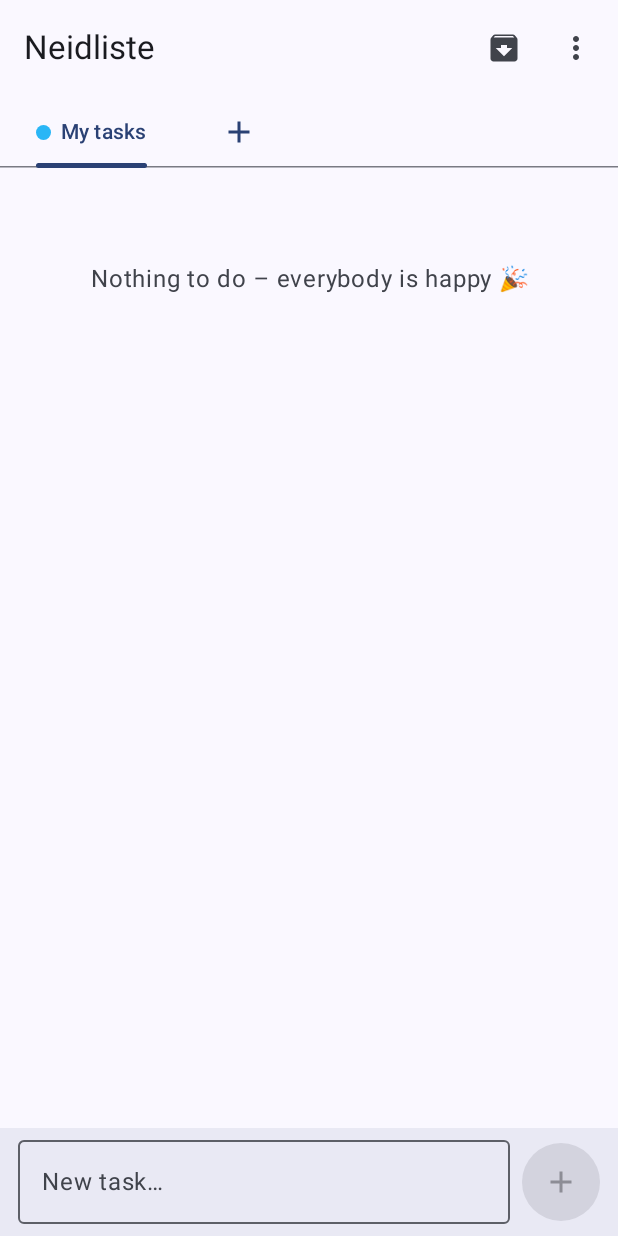
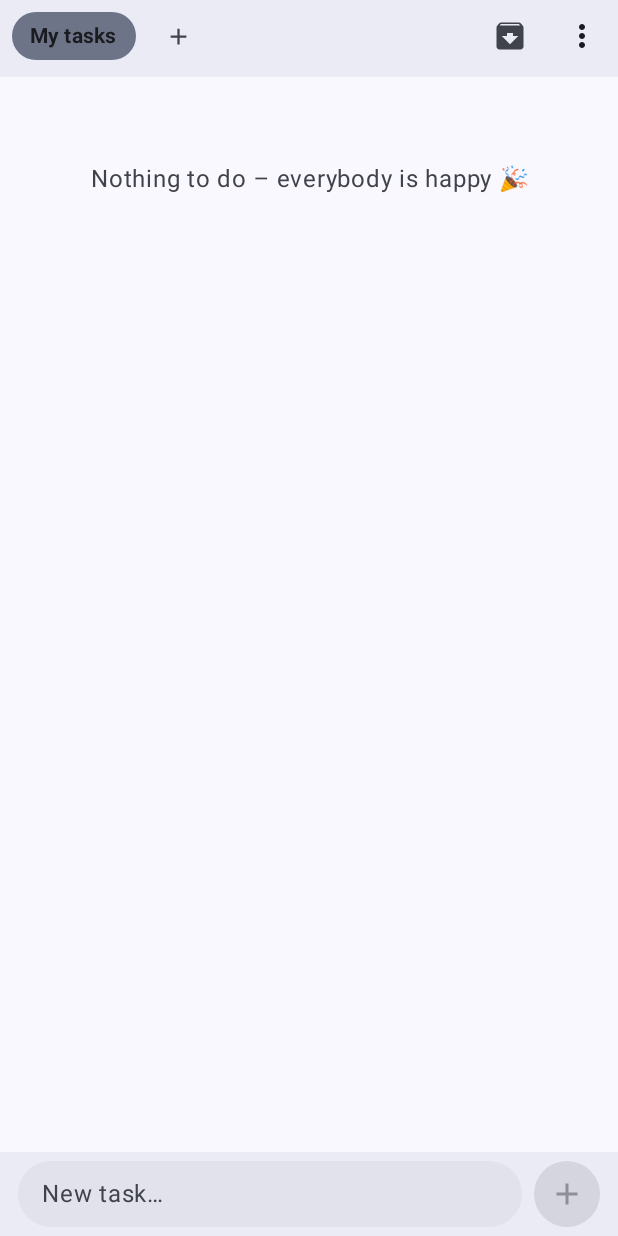
Before and after one commit to TimKroeger13/Envylist, an Android app built with Jetpack Compose: the screen it shows after launch (MainActivity), on a phone screen of 412 x 824 dp. Run offline under Robolectric (Android 15) with nearby library versions, the phone set to English and light mode, and no system bars; our stand-ins replace Room's generated code; libraries missing offline, so code that uses them is left out: androidx.glance, androidx.glance.appwidget, sh.calvin.reorderable; 1 statement that could not run was skipped.

Commit message:
Calmer look: urgency-only colours, compact header, smooth close glow
- Rows use a neutral base colour; only envy level tints them (yellow/orange/red)
- Header is one slim row of list chips with done/total, thin progress line
- Slim pill input for new tasks
- Close checkbox: single soft light-up instead of pulsing
- A task that is itself at objection level can be finished without objections
- Debug-only broadcast receiver for scripted tests (umlauts, thresholds)

Co-Authored-By: Claude Opus 5.5 <noreply@anthropic.com>

```diff
--- a/app/src/main/java/app/neidliste/domain/EnvyEngine.kt
+++ b/app/src/main/java/app/neidliste/domain/EnvyEngine.kt
@@ -39,6 +39,9 @@ object EnvyEngine {
      */
     fun objector(taskId: Long, tasks: List<TaskItem>, settings: EnvySettings): TaskItem? {
         if (!settings.enabled) return null
+        // Finishing a task that is itself at objection level is always fine: nobody complains.
+        val self = tasks.firstOrNull { it.id == taskId }
+        if (self != null && self.envy >= settings.objection) return null
         return tasks
             .filter { it.id != taskId && it.status != TaskStatus.DONE && it.envy >= settings.objection }
             .sortedWith(compareByDescending<TaskItem> { it.envy }.thenBy { it.position })
--- a/app/src/main/java/app/neidliste/ui/main/BoardScreen.kt
+++ b/app/src/main/java/app/neidliste/ui/main/BoardScreen.kt
@@ -23,11 +23,14 @@ import androidx.compose.foundation.layout.imePadding
 import androidx.compose.foundation.layout.navigationBarsPadding
 import androidx.compose.foundation.layout.padding
 import androidx.compose.foundation.layout.size
+import androidx.compose.foundation.layout.statusBarsPadding
 import androidx.compose.foundation.layout.width
 import androidx.compose.foundation.lazy.LazyColumn
+import androidx.compose.foundation.lazy.LazyRow
 import androidx.compose.foundation.lazy.items
 import androidx.compose.foundation.lazy.rememberLazyListState
 import androidx.compose.foundation.shape.CircleShape
+import androidx.compose.foundation.text.BasicTextField
 import androidx.compose.foundation.text.KeyboardActions
 import androidx.compose.foundation.text.KeyboardOptions
 import androidx.compose.material3.AlertDialog
@@ -40,13 +43,10 @@ import androidx.compose.material3.IconButton
 import androidx.compose.material3.LinearProgressIndicator
 import androidx.compose.material3.MaterialTheme
 import androidx.compose.material3.OutlinedTextField
-import androidx.compose.material3.PrimaryScrollableTabRow
 import androidx.compose.material3.Scaffold
 import androidx.compose.material3.Surface
-import androidx.compose.material3.Tab
 import androidx.compose.material3.Text
 import androidx.compose.material3.TextButton
-import androidx.compose.material3.TopAppBar
 import androidx.compose.runtime.Composable
 import androidx.compose.runtime.LaunchedEffect
 import androidx.compose.runtime.getValue
@@ -58,11 +58,13 @@ import androidx.compose.ui.Modifier
 import androidx.compose.ui.draw.clip
 import androidx.compose.ui.draw.shadow
 import androidx.compose.ui.graphics.Color
+import androidx.compose.ui.graphics.SolidColor
 import androidx.compose.ui.hapticfeedback.HapticFeedbackType
 import androidx.compose.ui.platform.LocalContext
 import androidx.compose.ui.platform.LocalHapticFeedback
 import androidx.compose.ui.res.painterResource
 import androidx.compose.ui.res.stringResource
+import androidx.compose.ui.text.font.FontWeight
 import androidx.compose.ui.text.input.ImeAction
 import androidx.compose.ui.text.input.KeyboardCapitalization
 import androidx.compose.ui.text.style.TextAlign
@@ -101,10 +103,21 @@ fun BoardScreen(viewModel: MainViewModel, onOpenArchive: () -> Unit, onOpenSetti
 
     Scaffold(
         topBar = {
-            Column {
-                TopAppBar(
-                    title = { Text(stringResource(R.string.app_name)) },
-                    actions = {
+            // One compact row: list chips on the left, actions on the right, thin progress line below.
+            Surface(tonalElevation = 2.dp) {
+                Column(Modifier.statusBarsPadding()) {
+                    Row(
+                        verticalAlignment = Alignment.CenterVertically,
+                        modifier = Modifier.fillMaxWidth().height(48.dp).padding(start = 8.dp),
+                    ) {
+                        ListChips(
+                            lists = lists,
+                            selected = selected,
+                            board = board,
+                            onSelect = viewModel::select,
+                            onNew = { listDialog = ListDialog.New },
+                            modifier = Modifier.weight(1f),
+                        )
                         val b = board
                         if (b != null && b.doneCount > 0) {
                             IconButton(onClick = viewModel::closeAllDone) {
@@ -116,7 +129,11 @@ fun BoardScreen(viewModel: MainViewModel, onOpenArchive: () -> Unit, onOpenSetti
                             }
                         }
                         IconButton(onClick = onOpenArchive) {
-                            Icon(painterResource(R.drawable.ic_archive), contentDescription = stringResource(R.string.archive))
+                            Icon(
+                                painterResource(R.drawable.ic_archive),
+                                contentDescription = stringResource(R.string.archive),
+                                tint = MaterialTheme.colorScheme.onSurfaceVariant,
+                            )
                         }
                         OverflowMenu(
                             onNewList = { listDialog = ListDialog.New },
@@ -126,14 +143,9 @@ fun BoardScreen(viewModel: MainViewModel, onOpenArchive: () -> Unit, onOpenSetti
                             onAddWidget = { selected?.let { requestPinWidget(context, it) } },
                             onSettings = onOpenSettings,
                         )
-                    },
-                )
-                ListTabs(
-                    lists = lists,
-                    selected = selected,
-                    onSelect = viewModel::select,
-                    onNew = { listDialog = ListDialog.New },
-                )
+                    }
+                    ProgressLine(board)
+                }
             }
         },
         bottomBar = { AddBar(onAdd = viewModel::addTask) },
@@ -230,7 +242,6 @@ private fun TaskList(board: Board?, padding: PaddingValues, viewModel: MainViewM
         ),
         verticalArrangement = Arrangement.spacedBy(6.dp),
     ) {
-        item(key = "progress") { ProgressHeader(board) }
         if (board != null && local.isEmpty()) {
             item(key = "empty") {
                 Text(
@@ -281,49 +292,80 @@ private fun TaskList(board: Board?, padding: PaddingValues, viewModel: MainViewM
 
 private fun speechOf(context: Context, task: TaskItem): String? = EnvyVoice.line(context, task)
 
+/** Thin progress line under the header (green = done). */
 @Composable
-private fun ProgressHeader(board: Board?) {
-    if (board == null || board.tasks.isEmpty()) return
-    val total = board.tasks.size
-    val done = board.doneCount
-    Column(Modifier.padding(horizontal = 4.dp, vertical = 4.dp)) {
-        Text(
-            stringResource(R.string.progress_long, done, total),
-            style = MaterialTheme.typography.labelLarge,
-            color = MaterialTheme.colorScheme.onSurfaceVariant,
-        )
-        Spacer(Modifier.height(6.dp))
+private fun ProgressLine(board: Board?) {
+    val total = board?.tasks?.size ?: 0
+    val done = board?.doneCount ?: 0
     LinearProgressIndicator(
         progress = { if (total == 0) 0f else done.toFloat() / total },
         color = DoneGreen,
-            modifier = Modifier.fillMaxWidth().height(6.dp).clip(CircleShape),
+        trackColor = Color.Transparent,
+        gapSize = 0.dp,
+        drawStopIndicator = {},
+        modifier = Modifier.fillMaxWidth().height(3.dp),
+    )
+}
+
+/** Small pill per list; the active one is tinted in its colour and shows "done/total". */
+@Composable
+private fun ListChips(
+    lists: List<TaskListEntity>,
+    selected: Long?,
+    board: Board?,
+    onSelect: (Long) -> Unit,
+    onNew: () -> Unit,
+    modifier: Modifier = Modifier,
+) {
+    val state = rememberLazyListState()
+    val index = lists.indexOfFirst { it.id == selected }
+    LaunchedEffect(index) { if (index >= 0) state.animateScrollToItem(index) }
+    LazyRow(
+        state = state,
+        modifier = modifier,
+        horizontalArrangement = Arrangement.spacedBy(4.dp),
+        verticalAlignment = Alignment.CenterVertically,
+    ) {
+        items(lists, key = { it.id }) { list ->
+            val active = list.id == selected
+            Surface(
+                onClick = { onSelect(list.id) },
+                shape = CircleShape,
+                color = if (active) MaterialTheme.colorScheme.secondaryContainer else Color.Transparent,
+            ) {
+                Row(
+                    verticalAlignment = Alignment.CenterVertically,
+                    modifier = Modifier.padding(horizontal = 12.dp, vertical = 6.dp),
+                ) {
+                    Text(
+                        list.name,
+                        maxLines = 1,
+                        style = MaterialTheme.typography.labelLarge,
+                        fontWeight = if (active) FontWeight.Bold else FontWeight.Normal,
+                        color = if (active) MaterialTheme.colorScheme.onSurface else MaterialTheme.colorScheme.onSurfaceVariant,
+                    )
+                    val b = board
+                    if (active && b != null && b.tasks.isNotEmpty()) {
+                        Spacer(Modifier.width(6.dp))
+                        Text(
+                            stringResource(R.string.progress, b.doneCount, b.tasks.size),
+                            style = MaterialTheme.typography.labelMedium,
+                            color = MaterialTheme.colorScheme.onSurfaceVariant,
                         )
                     }
                 }
-
-@Composable
-private fun ListTabs(lists: List<TaskListEntity>, selected: Long?, onSelect: (Long) -> Unit, onNew: () -> Unit) {
-    if (lists.isEmpty()) return
-    val index = lists.indexOfFirst { it.id == selected }.coerceAtLeast(0)
-    PrimaryScrollableTabRow(selectedTabIndex = index, edgePadding = 8.dp) {
-        lists.forEach { list ->
-            Tab(
-                selected = list.id == selected,
-                onClick = { onSelect(list.id) },
-                text = {
-                    Row(verticalAlignment = Alignment.CenterVertically) {
-                        Box(Modifier.size(10.dp).clip(CircleShape).background(Color(list.color)))
-                        Spacer(Modifier.width(6.dp))
-                        Text(list.name, maxLines = 1)
             }
-                },
+        }
+        item(key = "new") {
+            Surface(onClick = onNew, shape = CircleShape, color = Color.Transparent) {
+                Icon(
+                    painterResource(R.drawable.ic_add),
+                    contentDescription = stringResource(R.string.new_list),
+                    tint = MaterialTheme.colorScheme.onSurfaceVariant,
+                    modifier = Modifier.padding(6.dp).size(18.dp),
                 )
             }
-        Tab(
-            selected = false,
-            onClick = onNew,
-            icon = { Icon(painterResource(R.drawable.ic_add), contentDescription = stringResource(R.string.new_list)) },
-        )
+        }
     }
 }
 
@@ -367,26 +409,43 @@ private fun AddBar(onAdd: (String) -> Unit) {
             text = ""
         }
     }
-    Surface(tonalElevation = 3.dp) {
+    Surface(tonalElevation = 2.dp) {
         Row(
             verticalAlignment = Alignment.CenterVertically,
             modifier = Modifier
                 .fillMaxWidth()
                 .navigationBarsPadding()
                 .imePadding()
-                .padding(horizontal = 12.dp, vertical = 8.dp),
+                .padding(horizontal = 12.dp, vertical = 6.dp),
         ) {
-            OutlinedTextField(
+            // slim pill instead of a tall outlined text field
+            Surface(
+                shape = CircleShape,
+                color = MaterialTheme.colorScheme.surfaceVariant,
+                modifier = Modifier.weight(1f).height(44.dp),
+            ) {
+                Box(contentAlignment = Alignment.CenterStart, modifier = Modifier.padding(horizontal = 16.dp)) {
+                    if (text.isEmpty()) {
+                        Text(
+                            stringResource(R.string.add_task_hint),
+                            style = MaterialTheme.typography.bodyLarge,
+                            color = MaterialTheme.colorScheme.onSurfaceVariant,
+                        )
+                    }
+                    BasicTextField(
                         value = text,
                         onValueChange = { text = it },
-                placeholder = { Text(stringResource(R.string.add_task_hint)) },
                         singleLine = true,
+                        textStyle = MaterialTheme.typography.bodyLarge.copy(color = MaterialTheme.colorScheme.onSurface),
+                        cursorBrush = SolidColor(MaterialTheme.colorScheme.primary),
                         keyboardOptions = KeyboardOptions(capitalization = KeyboardCapitalization.Sentences, imeAction = ImeAction.Done),
                         keyboardActions = KeyboardActions(onDone = { submit() }),
-                modifier = Modifier.weight(1f),
+                        modifier = Modifier.fillMaxWidth(),
                     )
+                }
+            }
             Spacer(Modifier.width(8.dp))
-            FilledIconButton(onClick = { submit() }, enabled = text.isNotBlank(), modifier = Modifier.size(52.dp)) {
+            FilledIconButton(onClick = { submit() }, enabled = text.isNotBlank(), modifier = Modifier.size(44.dp)) {
                 Icon(painterResource(R.drawable.ic_add), contentDescription = stringResource(R.string.add))
             }
         }
```
Also changed, not shown: app/src/debug/AndroidManifest.xml (added, +9 -0 lines), app/src/debug/java/app/neidliste/DebugReceiver.kt (added, +40 -0 lines), app/src/main/java/app/neidliste/domain/TaskPalette.kt (+9 -0 lines), app/src/main/java/app/neidliste/ui/components/Dialogs.kt (+4 -6 lines), app/src/main/java/app/neidliste/ui/components/TaskRow.kt (+30 -20 lines), app/src/main/java/app/neidliste/widget/TaskListWidget.kt (+11 -15 lines), 1 other file. Lines whose indentation alone changed are shown as unchanged.
